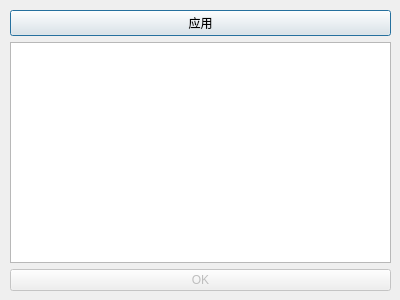
The window that ui/CompileQemuDialog.ui (wjqsec/EmuGUI) describes before a commit, drawn with Qt 5.
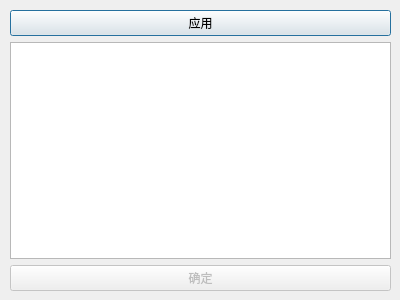
The same window after the commit.

Diff of the .ui file:
```diff
--- a/ui/CompileQemuDialog.ui
+++ b/ui/CompileQemuDialog.ui
@@ -39,7 +39,7 @@
        <bool>false</bool>
       </property>
       <property name="text">
-       <string>OK</string>
+       <string>确定</string>
       </property>
      </widget>
     </item>
```
